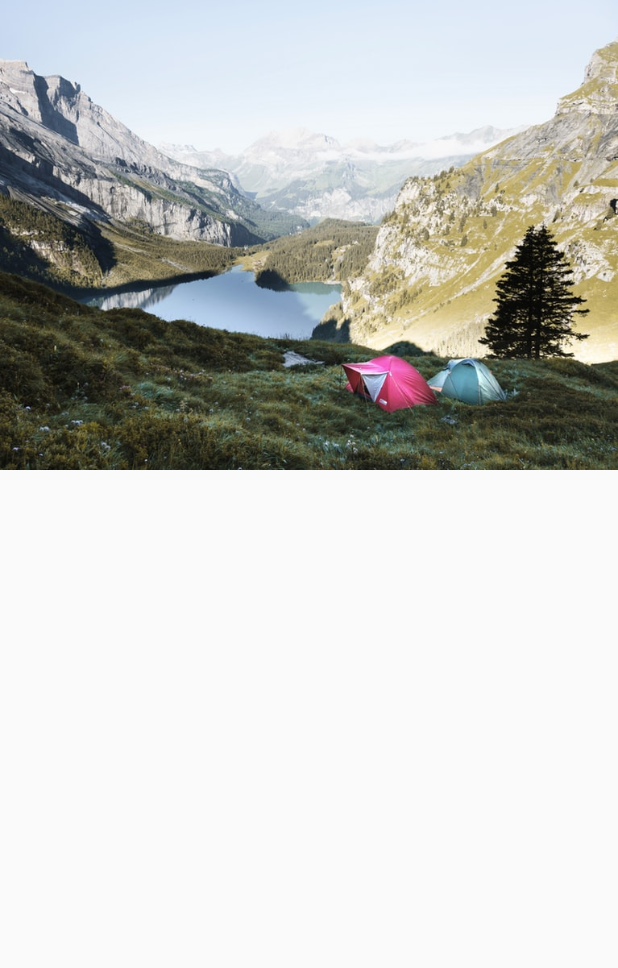
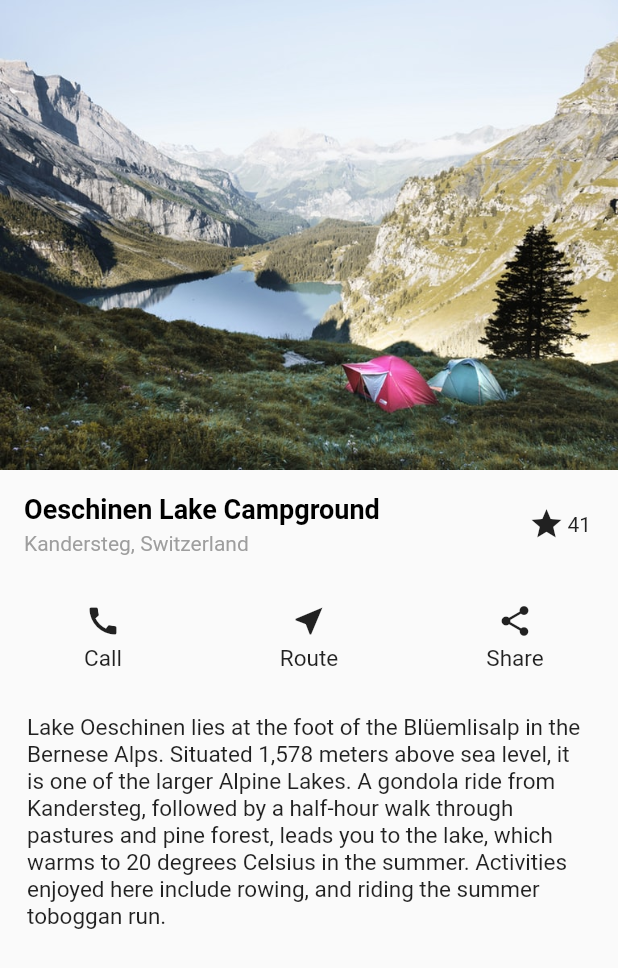
Before and after one commit to a-eid/flutter-tuts., a Flutter app: the screen it shows after launch, on a phone screen of 412 x 824 dp. Shown: the top 968 px of the screen. Run offline on Flutter 3.47's test engine with Material 2 defaults, Android fonts, the phone set to English and light mode, and no system bars.

Commit message:
flutter turorial example ..

```diff
--- /dev/null
+++ b/lib/assets.dart
@@ -0,0 +1,4 @@
+final images = {
+  //
+  'lake': 'assets/images/lake.jpeg'
+};
--- a/lib/tutorial/tutorial.dart
+++ b/lib/tutorial/tutorial.dart
@@ -1,14 +1,111 @@
 import 'package:flutter/material.dart';
+import 'package:tuts/assets.dart';
 
 class Example extends StatelessWidget {
-  final Widget image = Image.asset('assets/images/lake.jpeg');
+  Widget image(BuildContext context) => Image.asset(
+        images["lake"],
+        fit: BoxFit.cover,
+      );
+
+  final Widget headerText = Column(
+    crossAxisAlignment: CrossAxisAlignment.start,
+    children: <Widget>[
+      Padding(
+        padding: EdgeInsets.only(bottom: 4),
+        child: Text(
+          "Oeschinen Lake Campground",
+          style: TextStyle(
+            color: Colors.black,
+            fontSize: 18,
+            fontWeight: FontWeight.bold,
+          ),
+        ),
+      ),
+      Text(
+        "Kandersteg, Switzerland",
+        style: TextStyle(color: Colors.grey),
+      )
+    ],
+  );
+
+  final Widget headerStar = InkWell(
+    onTap: () {},
+    child: Row(
+      children: <Widget>[
+        Icon(Icons.star),
+        Padding(
+          padding: const EdgeInsets.all(2.0),
+          child: Text("41"),
+        ),
+      ],
+    ),
+  );
+
+  Widget header() {
+    return Padding(
+      padding: EdgeInsets.all(16),
+      child: Row(
+        mainAxisAlignment: MainAxisAlignment.spaceBetween,
+        crossAxisAlignment: CrossAxisAlignment.center,
+        children: <Widget>[headerText, headerStar],
+      ),
+    );
+  }
+
+  Widget action({String text, IconData icon, Function onTap}) {
+    return Expanded(
+      child: InkWell(
+        onTap: onTap,
+        child: Container(
+          padding: EdgeInsets.symmetric(vertical: 16),
+          child: Column(
+            crossAxisAlignment: CrossAxisAlignment.center,
+            children: <Widget>[
+              Icon(icon),
+              Padding(
+                padding: const EdgeInsets.all(4.0),
+                child: Text(
+                  text,
+                  style: TextStyle(fontSize: 15),
+                ),
+              ),
+            ],
+          ),
+        ),
+      ),
+    );
+  }
+
+  Widget actionsRow() {
+    return Row(
+      children: <Widget>[
+        action(text: "Call", icon: Icons.call, onTap: () {}),
+        action(text: "Route", icon: Icons.near_me, onTap: () {}),
+        action(text: "Share", icon: Icons.share, onTap: () {}),
+      ],
+    );
+  }
+
+  final Widget description = Container(
+    padding: EdgeInsets.symmetric(vertical: 8, horizontal: 18),
+    child: Text(
+      '''
+Lake Oeschinen lies at the foot of the Blüemlisalp in the Bernese Alps. Situated 1,578 meters above sea level, it is one of the larger Alpine Lakes. A gondola ride from Kandersteg, followed by a half-hour walk through pastures and pine forest, leads you to the lake, which warms to 20 degrees Celsius in the summer. Activities enjoyed here include rowing, and riding the summer toboggan run.''',
+      style: TextStyle(fontSize: 15),
+    ),
+  );
 
   @override
   Widget build(BuildContext context) {
     return Container(
       child: Scaffold(
         body: Column(
-          children: <Widget>[image],
+          children: <Widget>[
+            image(context),
+            header(),
+            actionsRow(),
+            description
+          ],
         ),
       ),
     );
```
